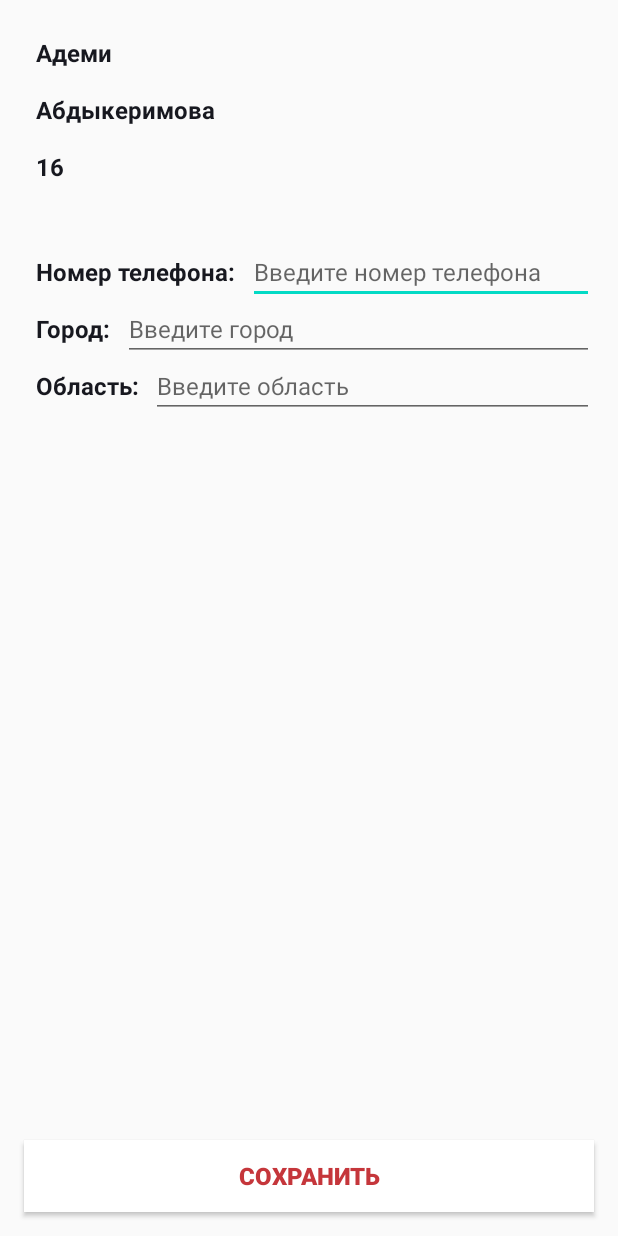
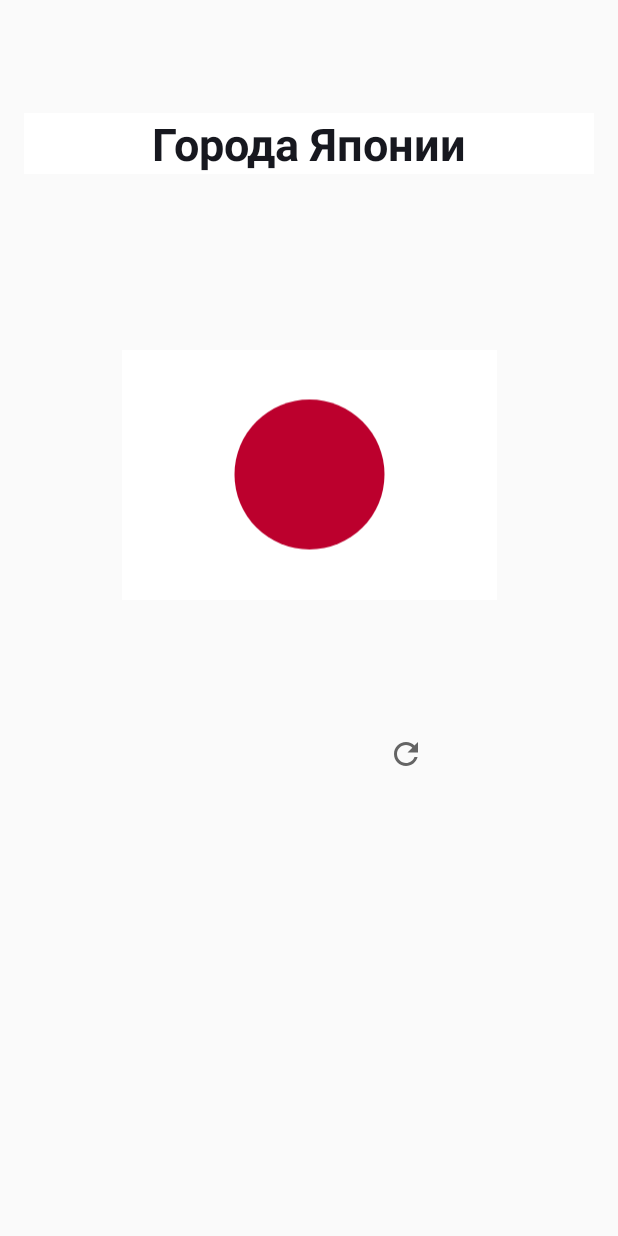
Before and after one commit to emikoo/SimpleCalculator, an Android app: the screen it shows after launch (MainActivity), on a phone screen of 412 x 824 dp. Run offline under Robolectric (Android 15) with nearby library versions, the phone set to English and light mode, and no system bars.

Commit message:
hw005 (without descriptions of cities)

```diff
--- a/app/src/main/java/com/example/firsthomework/MainActivity.kt
+++ b/app/src/main/java/com/example/firsthomework/MainActivity.kt
@@ -1,6 +1,7 @@
 package com.example.firsthomework
 
 import android.annotation.SuppressLint
+import android.media.Image
 import android.os.Bundle
 import android.util.Log
 import android.widget.Button
@@ -11,53 +12,23 @@ import androidx.appcompat.app.AppCompatActivity
 import androidx.core.widget.addTextChangedListener
 import kotlinx.android.synthetic.main.activity_main.*
 import kotlinx.android.synthetic.main.constraint_layout.*
+import java.util.*
 
 class MainActivity : AppCompatActivity() {
-
-    var username = "Адеми"
-    var lastname = "Абдыкеримова"
-    var age = "16"
 
     override fun onCreate(savedInstanceState: Bundle?) {
         super.onCreate(savedInstanceState)
         setContentView(R.layout.constraint_layout)
 
-        setupView()
-        saveInfoInET()
+        changeIconAction()
     }
 
-    private fun setupView(){
-        tvUsername.text = username
-        tvLastName.text = lastname
-        tvAge.text = age
-    }
-
-    private fun saveInfoInET(){
-        btnSave.setOnClickListener {
-            val phoneNumber = edPhoneNumber.text.toString()
-            val cityName = edCityName.text.toString()
-            val regionName = edRegionName.text.toString()
-
-            if (phoneNumber.isEmpty() && cityName.isEmpty() && regionName.isEmpty()){
-                showToast("Заполните все поля")
-                return@setOnClickListener
-            }
-            checkFields(phoneNumber, "Поле номер телефона не может быть пустым")
-            checkFields(cityName, "Поле города не может быть пустым")
-            checkFields(regionName, "Поле область не может быть пустым")
-            val allInformation = "$phoneNumber, $cityName, $regionName"
-            Log.v("ACTIVITY_INFORMATION", allInformation)
+    private fun changeIconAction() {
+        refresh_image_button.setOnClickListener {
+            val citiesArray = arrayOf(R.mipmap.ic_tokyo, R.mipmap.ic_fukuoka, R.mipmap.ic_kyoto,
+                R.mipmap.ic_nagoya, R.mipmap.ic_osaka, R.mipmap.ic_sapporo, R.mipmap.ic_yokohama)
+            .random()
+            image.setImageResource(citiesArray)
         }
     }
-
-    private fun checkFields(value: String, message: String) {
-        if (value.isEmpty() || value.isBlank()) {
-            showToast(message)
-            return
-        }
-    }
-
-    private fun showToast(message: String) {
-        Toast.makeText(this, message, Toast.LENGTH_LONG).show()
-    }
 }
--- a/app/src/main/res/drawable/button.xml
+++ /dev/null
@@ -1,4 +0,0 @@
-<?xml version="1.0" encoding="utf-8"?>
-<selector xmlns:android="http://schemas.android.com/apk/res/android">
-
-</selector>
--- /dev/null
+++ b/app/src/main/res/drawable/ic_baseline_refresh_24.xml
@@ -0,0 +1,10 @@
+<vector xmlns:android="http://schemas.android.com/apk/res/android"
+    android:width="24dp"
+    android:height="24dp"
+    android:viewportWidth="24"
+    android:viewportHeight="24"
+    android:tint="?attr/colorControlNormal">
+  <path
+      android:fillColor="@android:color/white"
+      android:pathData="M17.65,6.35C16.2,4.9 14.21,4 12,4c-4.42,0 -7.99,3.58 -7.99,8s3.57,8 7.99,8c3.73,0 6.84,-2.55 7.73,-6h-2.08c-0.82,2.33 -3.04,4 -5.65,4 -3.31,0 -6,-2.69 -6,-6s2.69,-6 6,-6c1.66,0 3.14,0.69 4.22,1.78L13,11h7V4l-2.35,2.35z"/>
+</vector>
--- /dev/null
+++ b/app/src/main/res/drawable/ic_japan.xml
@@ -0,0 +1,5 @@
+<vector android:height="166.66667dp" android:viewportHeight="600"
+    android:viewportWidth="900" android:width="250dp" xmlns:android="http://schemas.android.com/apk/res/android">
+    <path android:fillColor="#fff" android:pathData="M0,0h900v600h-900z"/>
+    <path android:fillColor="#bc002d" android:pathData="M450,300m-180,0a180,180 0,1 1,360 0a180,180 0,1 1,-360 0"/>
+</vector>
--- a/app/src/main/res/layout/constraint_layout.xml
+++ b/app/src/main/res/layout/constraint_layout.xml
@@ -1,182 +1,72 @@
 <?xml version="1.0" encoding="utf-8"?>
 <androidx.constraintlayout.widget.ConstraintLayout xmlns:android="http://schemas.android.com/apk/res/android"
     xmlns:app="http://schemas.android.com/apk/res-auto"
+    xmlns:tools="http://schemas.android.com/tools"
     android:layout_width="match_parent"
     android:layout_height="match_parent">
 
     <TextView
-        android:id="@+id/tvUsername"
-        android:layout_width="wrap_content"
+        android:id="@+id/title_text_view"
+        android:layout_width="match_parent"
         android:layout_height="wrap_content"
-        android:layout_marginStart="16dp"
-        android:layout_marginTop="16dp"
-        android:padding="8dp"
-        android:text="@string/username"
+        android:layout_margin="16dp"
+        android:background="@color/colorWhite"
+        android:gravity="center"
+        android:text="Города Японии"
         android:textColor="@color/colorBlack"
-        android:textSize="16sp"
+        android:textSize="30sp"
         android:textStyle="bold"
+        app:layout_constraintBottom_toTopOf="@id/image"
+        app:layout_constraintEnd_toEndOf="parent"
         app:layout_constraintStart_toStartOf="parent"
         app:layout_constraintTop_toTopOf="parent" />
 
+    <ImageView
+        android:id="@+id/image"
+        android:layout_width="250dp"
+        android:layout_height="250dp"
+        android:src="@drawable/ic_japan"
+        app:layout_constraintBottom_toTopOf="@id/description_text_view"
+        app:layout_constraintEnd_toEndOf="parent"
+        app:layout_constraintStart_toStartOf="parent"
+        app:layout_constraintTop_toBottomOf="@id/title_text_view" />
+
     <TextView
-        android:id="@+id/tvValueUsername"
-        android:layout_width="0dp"
+        android:id="@+id/city_name_text_view"
+        android:layout_width="match_parent"
+        android:layout_height="wrap_content"
+        android:layout_margin="16dp"
+        android:gravity="center"
+        android:textColor="@color/colorBlack"
+        android:textSize="20sp"
+        android:textStyle="bold"
+        app:layout_constraintBottom_toTopOf="@id/description_text_view"
+        app:layout_constraintEnd_toEndOf="parent"
+        app:layout_constraintStart_toStartOf="parent"
+        app:layout_constraintTop_toBottomOf="@id/image"
+        tools:text="Название города" />
+
+    <TextView
+        android:id="@+id/description_text_view"
+        android:layout_width="wrap_content"
         android:layout_height="wrap_content"
         android:layout_marginTop="16dp"
-        android:layout_marginEnd="16dp"
-        android:padding="8dp"
-        android:textSize="16sp"
-        app:layout_constraintEnd_toEndOf="parent"
-        app:layout_constraintStart_toEndOf="@id/tvUsername"
-        app:layout_constraintTop_toTopOf="parent" />
+        android:textColor="@color/colorRed"
+        android:textStyle="italic"
+        app:layout_constraintEnd_toStartOf="@id/refresh_image_button"
+        app:layout_constraintStart_toStartOf="parent"
+        app:layout_constraintTop_toBottomOf="@id/city_name_text_view"
+        tools:text="Здесь описание города \n который будет после \n нажатия на кнопку" />
 
-    <TextView
-        android:id="@+id/tvLastName"
+    <ImageButton
+        android:id="@+id/refresh_image_button"
         android:layout_width="wrap_content"
         android:layout_height="wrap_content"
-        android:layout_marginStart="16dp"
-        android:padding="8dp"
-        android:text="@string/last_name"
-        android:textColor="@color/colorBlack"
-        android:textSize="16sp"
-        android:textStyle="bold"
-        app:layout_constraintStart_toStartOf="parent"
-        app:layout_constraintTop_toBottomOf="@id/tvUsername" />
+        android:background="@drawable/ic_baseline_refresh_24"
+        app:layout_constraintBottom_toBottomOf="@id/description_text_view"
+        app:layout_constraintEnd_toEndOf="parent"
+        app:layout_constraintStart_toEndOf="@id/description_text_view"
+        app:layout_constraintTop_toBottomOf="@id/city_name_text_view" />
 
-    <TextView
-        android:id="@+id/tvValueLastName"
-        android:layout_width="0dp"
-        android:layout_height="wrap_content"
-        android:layout_marginEnd="16dp"
-        android:padding="8dp"
-        android:textSize="16sp"
-        app:layout_constraintEnd_toEndOf="parent"
-        app:layout_constraintStart_toEndOf="@id/tvLastName"
-        app:layout_constraintTop_toBottomOf="@id/tvValueUsername" />
-
-    <TextView
-        android:id="@+id/tvAge"
-        android:layout_width="wrap_content"
-        android:layout_height="wrap_content"
-        android:layout_marginStart="16dp"
-        android:padding="8dp"
-        android:text="@string/age"
-        android:textColor="@color/colorBlack"
-        android:textSize="16sp"
-        android:textStyle="bold"
-        app:layout_constraintStart_toStartOf="parent"
-        app:layout_constraintTop_toBottomOf="@id/tvLastName" />
-
-    <TextView
-        android:id="@+id/tvValueAge"
-        android:layout_width="0dp"
-        android:layout_height="wrap_content"
-        android:layout_marginEnd="16dp"
-        android:padding="8dp"
-        android:textSize="16sp"
-        app:layout_constraintEnd_toEndOf="parent"
-        app:layout_constraintStart_toEndOf="@id/tvAge"
-        app:layout_constraintTop_toBottomOf="@id/tvValueLastName" />
-
-    <TextView
-        android:id="@+id/tvPhoneNumber"
-        android:layout_width="wrap_content"
-        android:layout_height="wrap_content"
-        android:layout_marginStart="16dp"
-        android:layout_marginTop="32dp"
-        android:padding="8dp"
-        android:text="@string/phone_number"
-        android:textColor="@color/colorBlack"
-        android:textSize="16sp"
-        android:textStyle="bold"
-        app:layout_constraintStart_toStartOf="parent"
-        app:layout_constraintTop_toBottomOf="@id/tvAge" />
-
-    <EditText
-        android:id="@+id/edPhoneNumber"
-        android:layout_width="0dp"
-        android:layout_height="wrap_content"
-        android:layout_marginEnd="16dp"
-        android:hint="@string/text_phone_number"
-        android:importantForAutofill="no"
-        android:inputType="phone"
-        android:maxLength="10"
-        android:maxLines="1"
-        android:textSize="16sp"
-        app:layout_constraintBottom_toBottomOf="@id/tvPhoneNumber"
-        app:layout_constraintEnd_toEndOf="parent"
-        app:layout_constraintStart_toEndOf="@id/tvPhoneNumber"
-        app:layout_constraintTop_toTopOf="@id/tvPhoneNumber" />
-
-    <TextView
-        android:id="@+id/tvCityName"
-        android:layout_width="wrap_content"
-        android:layout_height="wrap_content"
-        android:layout_marginStart="16dp"
-        android:padding="8dp"
-        android:text="@string/city_name"
-        android:textColor="@color/colorBlack"
-        android:textSize="16sp"
-        android:textStyle="bold"
-        app:layout_constraintStart_toStartOf="parent"
-        app:layout_constraintTop_toBottomOf="@id/tvPhoneNumber" />
-
-    <EditText
-        android:id="@+id/edCityName"
-        android:layout_width="0dp"
-        android:layout_height="wrap_content"
-        android:layout_marginEnd="16dp"
-        android:hint="@string/ed_city_name"
-        android:importantForAutofill="no"
-        android:inputType="text"
-        android:maxLines="1"
-        android:textSize="16sp"
-        app:layout_constraintBottom_toBottomOf="@id/tvCityName"
-        app:layout_constraintEnd_toEndOf="parent"
-        app:layout_constraintStart_toEndOf="@id/tvCityName"
-        app:layout_constraintTop_toTopOf="@id/tvCityName" />
-
-    <TextView
-        android:id="@+id/tvRegionName"
-        android:layout_width="wrap_content"
-        android:layout_height="wrap_content"
-        android:layout_marginStart="16dp"
-        android:padding="8dp"
-        android:text="@string/region_name"
-        android:textColor="@color/colorBlack"
-        android:textSize="16sp"
-        android:textStyle="bold"
-        app:layout_constraintStart_toStartOf="parent"
-        app:layout_constraintTop_toBottomOf="@id/tvCityName" />
-
-    <EditText
-        android:id="@+id/edRegionName"
-        android:layout_width="0dp"
-        android:layout_height="wrap_content"
-        android:layout_marginEnd="16dp"
-        android:hint="@string/ed_region_name"
-        android:inputType="text"
-        android:maxLines="1"
-        android:textSize="16sp"
-        app:layout_constraintBottom_toBottomOf="@id/tvRegionName"
-        app:layout_constraintEnd_toEndOf="parent"
-        app:layout_constraintStart_toEndOf="@id/tvRegionName"
-        app:layout_constraintTop_toTopOf="@id/tvRegionName" />
-
-    <Button
-        android:id="@+id/btnSave"
-        android:layout_width="match_parent"
-        android:layout_height="wrap_content"
-        android:layout_marginStart="16dp"
-        android:layout_marginEnd="16dp"
-        android:layout_marginBottom="16dp"
-        android:background="@color/colorWhite"
-        android:text="@string/btn_save"
-        android:textColor="@color/colorRed"
-        android:textSize="16sp"
-        android:textStyle="bold"
-        app:layout_constraintBottom_toBottomOf="parent"
-        app:layout_constraintEnd_toEndOf="parent"
-        app:layout_constraintStart_toStartOf="parent" />
 
 </androidx.constraintlayout.widget.ConstraintLayout>
```
Also changed, not shown: app/src/main/res/mipmap/ic_fukuoka.jpg (added), app/src/main/res/mipmap/ic_kyoto.jpg (added), app/src/main/res/mipmap/ic_nagoya.jpg (added), app/src/main/res/mipmap/ic_osaka.jpg (added), app/src/main/res/mipmap/ic_sapporo.jpg (added), app/src/main/res/mipmap/ic_tokyo.jpg (added), app/src/main/res/mipmap/ic_yokohama.jpg (added).
